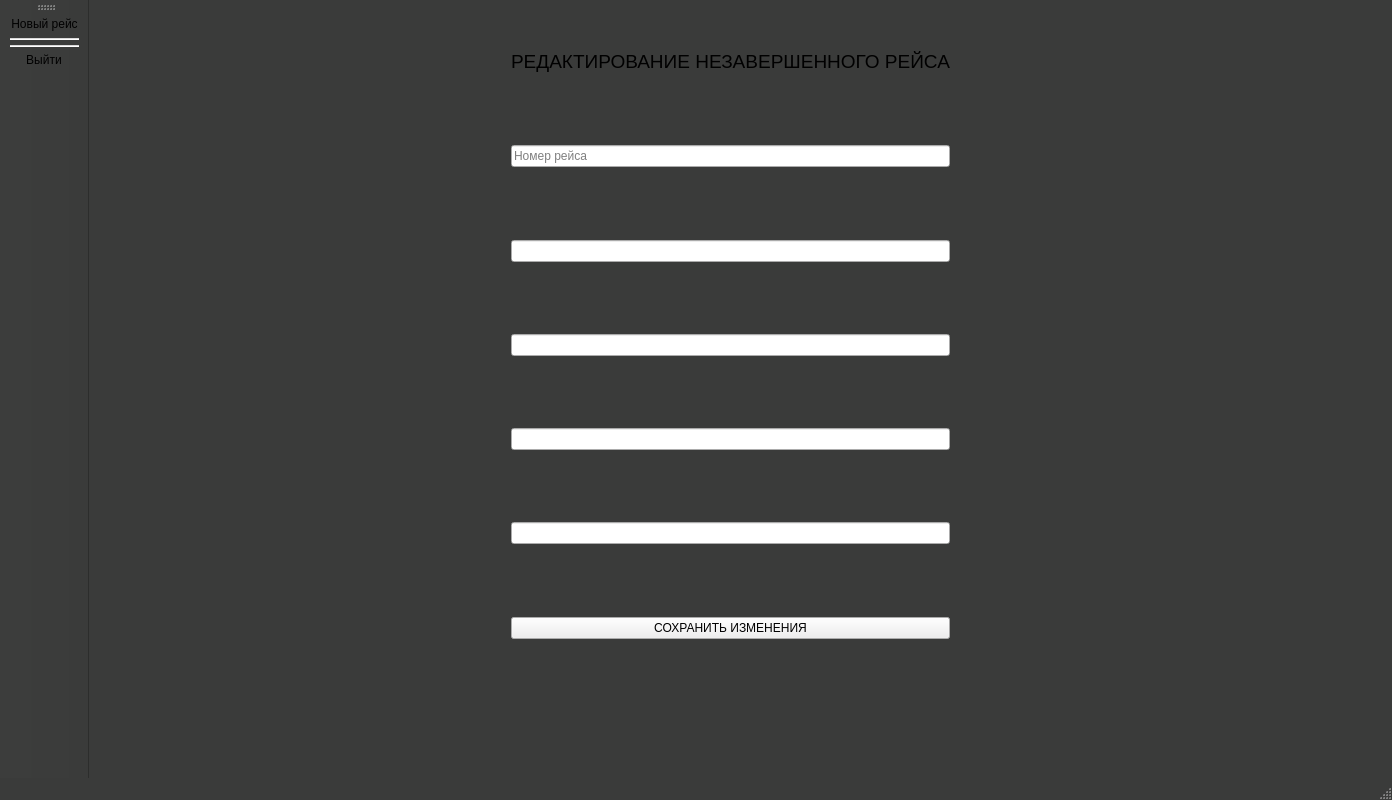
Before: the Qt Designer form uis/laboratory_gui.ui in krsnvss/beetstock, drawn with Qt 5.
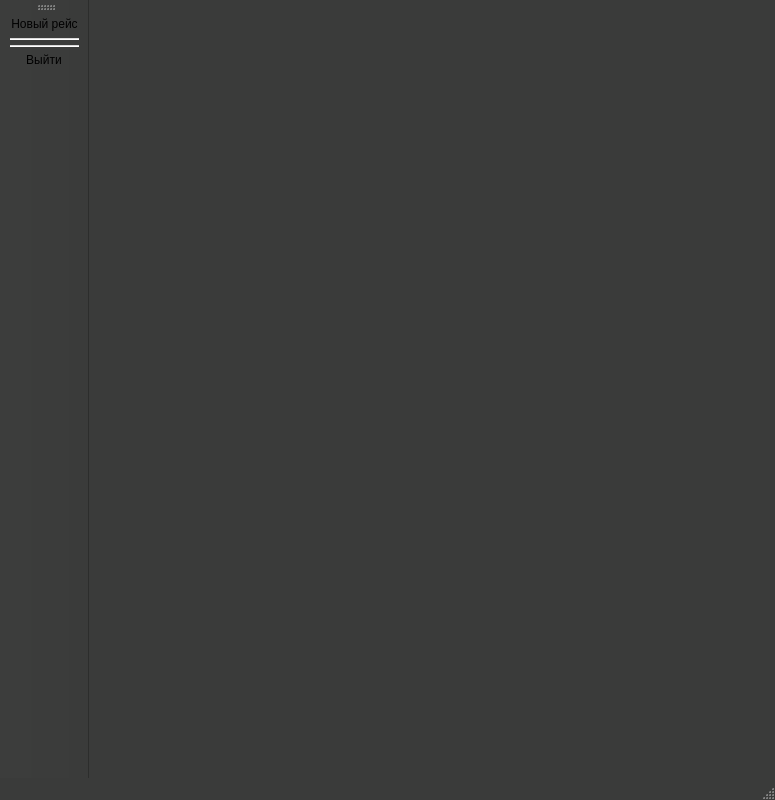
After: the same form once the commit is applied. The open tabs and pages were chosen to show the change. Icons and pictures are not drawn.

What changed in the file:
```diff
--- a/uis/laboratory_gui.ui
+++ b/uis/laboratory_gui.ui
@@ -6,7 +6,7 @@
    <rect>
     <x>0</x>
     <y>0</y>
-    <width>1392</width>
+    <width>775</width>
     <height>800</height>
    </rect>
   </property>
@@ -165,7 +165,31 @@
 	border: #448fa6;
 	border-style:solid;
 	border-width:2px;
-}</string>
+}
+QGroupBox{
+	background-color:#448fa6;
+	color:#ffffff;
+	height:60px;
+	width: 30px;
+	border: #448fa6;
+	border-style:solid;
+	border-width:2px;
+}
+QCheckBox{
+	background-color:#3a3b3a;
+	color:#ffffff;
+}
+QCheckBox::indicator {
+    width: 36px;
+    height: 36px;
+}
+QCheckBox::indicator:unchecked {
+    image: url(&quot;/home/krsnvss/PycharmProjects/beetstock/res/if_toggle-left_white.png&quot;);
+}
+QCheckBox::indicator:checked {
+    image: url(&quot;/home/krsnvss/PycharmProjects/beetstock/res/if_toggle-right_blue.png&quot;);
+}
+</string>
   </property>
   <widget class="QWidget" name="centralwidget">
    <layout class="QHBoxLayout" name="horizontalLayout">
@@ -591,186 +615,7 @@
         </item>
        </layout>
       </widget>
-      <widget class="QWidget" name="tripEdit">
-       <layout class="QGridLayout" name="gridLayout_3">
-        <item row="0" column="3">
-         <widget class="QLabel" name="label">
-          <property name="text">
-           <string>&lt;html&gt;&lt;head/&gt;&lt;body&gt;&lt;p align=&quot;center&quot;&gt;&lt;span style=&quot; font-size:14pt;&quot;&gt;РЕДАКТИРОВАНИЕ НЕЗАВЕРШЕННОГО РЕЙСА&lt;/span&gt;&lt;/p&gt;&lt;/body&gt;&lt;/html&gt;</string>
-          </property>
-         </widget>
-        </item>
-        <item row="6" column="5">
-         <spacer name="verticalSpacer_27">
-          <property name="orientation">
-           <enum>Qt::Vertical</enum>
-          </property>
-          <property name="sizeHint" stdset="0">
-           <size>
-            <width>20</width>
-            <height>40</height>
-           </size>
-          </property>
-         </spacer>
-        </item>
-        <item row="4" column="5">
-         <spacer name="verticalSpacer_25">
-          <property name="orientation">
-           <enum>Qt::Vertical</enum>
-          </property>
-          <property name="sizeHint" stdset="0">
-           <size>
-            <width>20</width>
-            <height>40</height>
-           </size>
-          </property>
-         </spacer>
-        </item>
-        <item row="2" column="5">
-         <spacer name="verticalSpacer_23">
-          <property name="orientation">
-           <enum>Qt::Vertical</enum>
-          </property>
-          <property name="sizeHint" stdset="0">
-           <size>
-            <width>20</width>
-            <height>40</height>
-           </size>
-          </property>
-         </spacer>
-        </item>
-        <item row="3" column="5">
-         <spacer name="verticalSpacer_24">
-          <property name="orientation">
-           <enum>Qt::Vertical</enum>
-          </property>
-          <property name="sizeHint" stdset="0">
-           <size>
-            <width>20</width>
-            <height>40</height>
-           </size>
-          </property>
-         </spacer>
-        </item>
-        <item row="5" column="5">
-         <spacer name="verticalSpacer_26">
-          <property name="orientation">
-           <enum>Qt::Vertical</enum>
-          </property>
-          <property name="sizeHint" stdset="0">
-           <size>
-            <width>20</width>
-            <height>40</height>
-           </size>
-          </property>
-         </spacer>
-        </item>
-        <item row="0" column="4">
-         <spacer name="horizontalSpacer_8">
-          <property name="orientation">
-           <enum>Qt::Horizontal</enum>
-          </property>
-          <property name="sizeHint" stdset="0">
-           <size>
-            <width>40</width>
-            <height>20</height>
-           </size>
-          </property>
-         </spacer>
-        </item>
-        <item row="0" column="1">
-         <spacer name="horizontalSpacer_7">
-          <property name="orientation">
-           <enum>Qt::Horizontal</enum>
-          </property>
-          <property name="sizeHint" stdset="0">
-           <size>
-            <width>40</width>
-            <height>20</height>
-           </size>
-          </property>
-         </spacer>
-        </item>
-        <item row="1" column="5">
-         <spacer name="verticalSpacer_22">
-          <property name="orientation">
-           <enum>Qt::Vertical</enum>
-          </property>
-          <property name="sizeHint" stdset="0">
-           <size>
-            <width>20</width>
-            <height>40</height>
-           </size>
-          </property>
-         </spacer>
-        </item>
-        <item row="0" column="5">
-         <spacer name="verticalSpacer_21">
-          <property name="orientation">
-           <enum>Qt::Vertical</enum>
-          </property>
-          <property name="sizeHint" stdset="0">
-           <size>
-            <width>20</width>
-            <height>40</height>
-           </size>
-          </property>
-         </spacer>
-        </item>
-        <item row="7" column="5">
-         <spacer name="verticalSpacer_28">
-          <property name="orientation">
-           <enum>Qt::Vertical</enum>
-          </property>
-          <property name="sizeHint" stdset="0">
-           <size>
-            <width>20</width>
-            <height>40</height>
-           </size>
-          </property>
-         </spacer>
-        </item>
-        <item row="1" column="3">
-         <widget class="QLineEdit" name="lineEdit">
-          <property name="alignment">
-           <set>Qt::AlignLeading|Qt::AlignLeft|Qt::AlignVCenter</set>
-          </property>
-          <property name="placeholderText">
-           <string>Номер рейса</string>
-          </property>
-          <property name="clearButtonEnabled">
-           <bool>false</bool>
-          </property>
-         </widget>
-        </item>
-        <item row="2" column="3">
-         <widget class="QLineEdit" name="lineEdit_2"/>
-        </item>
-        <item row="3" column="3">
-         <widget class="QLineEdit" name="lineEdit_3"/>
-        </item>
-        <item row="4" column="3">
-         <widget class="QLineEdit" name="lineEdit_4"/>
-        </item>
-        <item row="5" column="3">
-         <widget class="QLineEdit" name="lineEdit_5"/>
-        </item>
-        <item row="6" column="3">
-         <widget class="QPushButton" name="pushButton">
-          <property name="text">
-           <string>СОХРАНИТЬ ИЗМЕНЕНИЯ</string>
-          </property>
-          <property name="icon">
-           <iconset>
-            <normaloff>../../Pictures/if — 737373/save-256.png</normaloff>
-            <disabledon>../../Pictures/if — 737373/save-256-on.png</disabledon>
-            <activeon>../../Pictures/if — 737373/save-256-on.png</activeon>
-            <selectedon>../../Pictures/if — 737373/save-256-on.png</selectedon>../../Pictures/if — 737373/save-256.png</iconset>
-          </property>
-         </widget>
-        </item>
-       </layout>
-      </widget>
+      <widget class="QWidget" name="tripEdit"/>
      </widget>
     </item>
    </layout>
```
Left out of the diff: 154 changed lines with no effect on the pictures.
